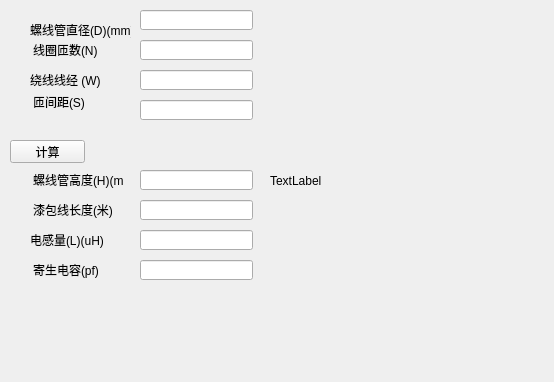
This is PrimaryCoilForm.ui in sndnvaps/tesla_calculator as Qt 5 draws it before an edit. The edited form follows.
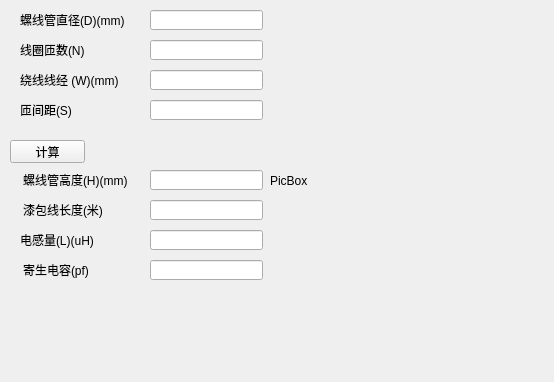
This is the edited form.

Commit message: 初级线圈功能: 检查输入的参数的个数

```diff
--- a/PrimaryCoilForm.ui
+++ b/PrimaryCoilForm.ui
@@ -22,7 +22,7 @@
   <widget class="QLineEdit" name="lineEdit_1">
    <property name="geometry">
     <rect>
-     <x>140</x>
+     <x>150</x>
      <y>10</y>
      <width>113</width>
      <height>20</height>
@@ -45,7 +45,7 @@
   <widget class="QLineEdit" name="lineEdit_2">
    <property name="geometry">
     <rect>
-     <x>140</x>
+     <x>150</x>
      <y>40</y>
      <width>113</width>
      <height>20</height>
@@ -55,7 +55,7 @@
   <widget class="QLineEdit" name="lineEdit_8">
    <property name="geometry">
     <rect>
-     <x>140</x>
+     <x>150</x>
      <y>260</y>
      <width>113</width>
      <height>20</height>
@@ -65,7 +65,7 @@
   <widget class="QLineEdit" name="lineEdit_3">
    <property name="geometry">
     <rect>
-     <x>140</x>
+     <x>150</x>
      <y>70</y>
      <width>113</width>
      <height>20</height>
@@ -75,7 +75,7 @@
   <widget class="QLineEdit" name="lineEdit_4">
    <property name="geometry">
     <rect>
-     <x>140</x>
+     <x>150</x>
      <y>100</y>
      <width>113</width>
      <height>20</height>
@@ -85,7 +85,7 @@
   <widget class="QLineEdit" name="lineEdit_5">
    <property name="geometry">
     <rect>
-     <x>140</x>
+     <x>150</x>
      <y>170</y>
      <width>113</width>
      <height>20</height>
@@ -95,7 +95,7 @@
   <widget class="QLineEdit" name="lineEdit_6">
    <property name="geometry">
     <rect>
-     <x>140</x>
+     <x>150</x>
      <y>200</y>
      <width>113</width>
      <height>20</height>
@@ -105,7 +105,7 @@
   <widget class="QLineEdit" name="lineEdit_7">
    <property name="geometry">
     <rect>
-     <x>140</x>
+     <x>150</x>
      <y>230</y>
      <width>113</width>
      <height>20</height>
@@ -122,15 +122,15 @@
     </rect>
    </property>
    <property name="text">
-    <string>TextLabel</string>
+    <string>PicBox</string>
    </property>
   </widget>
   <widget class="QLabel" name="label_1">
    <property name="geometry">
     <rect>
-     <x>30</x>
-     <y>20</y>
-     <width>101</width>
+     <x>20</x>
+     <y>10</y>
+     <width>121</width>
      <height>20</height>
     </rect>
    </property>
@@ -141,9 +141,9 @@
   <widget class="QLabel" name="label_8">
    <property name="geometry">
     <rect>
-     <x>33</x>
+     <x>23</x>
      <y>260</y>
-     <width>81</width>
+     <width>91</width>
      <height>20</height>
     </rect>
    </property>
@@ -154,9 +154,9 @@
   <widget class="QLabel" name="label_2">
    <property name="geometry">
     <rect>
-     <x>33</x>
+     <x>20</x>
      <y>40</y>
-     <width>91</width>
+     <width>101</width>
      <height>20</height>
     </rect>
    </property>
@@ -167,21 +167,21 @@
   <widget class="QLabel" name="label_3">
    <property name="geometry">
     <rect>
-     <x>30</x>
+     <x>20</x>
      <y>70</y>
-     <width>101</width>
+     <width>111</width>
      <height>20</height>
     </rect>
    </property>
    <property name="text">
-    <string>绕线线经 (W)</string>
+    <string>绕线线经 (W)(mm)</string>
    </property>
   </widget>
   <widget class="QLabel" name="label_4">
    <property name="geometry">
     <rect>
-     <x>33</x>
-     <y>92</y>
+     <x>20</x>
+     <y>100</y>
      <width>71</width>
      <height>20</height>
     </rect>
@@ -193,9 +193,9 @@
   <widget class="QLabel" name="label_5">
    <property name="geometry">
     <rect>
-     <x>33</x>
+     <x>23</x>
      <y>170</y>
-     <width>91</width>
+     <width>121</width>
      <height>20</height>
     </rect>
    </property>
@@ -206,9 +206,9 @@
   <widget class="QLabel" name="label_6">
    <property name="geometry">
     <rect>
-     <x>33</x>
+     <x>23</x>
      <y>200</y>
-     <width>91</width>
+     <width>101</width>
      <height>20</height>
     </rect>
    </property>
@@ -219,9 +219,9 @@
   <widget class="QLabel" name="label_7">
    <property name="geometry">
     <rect>
-     <x>30</x>
+     <x>20</x>
      <y>230</y>
-     <width>91</width>
+     <width>101</width>
      <height>20</height>
     </rect>
    </property>
```
The commit also changes 2 other files.
